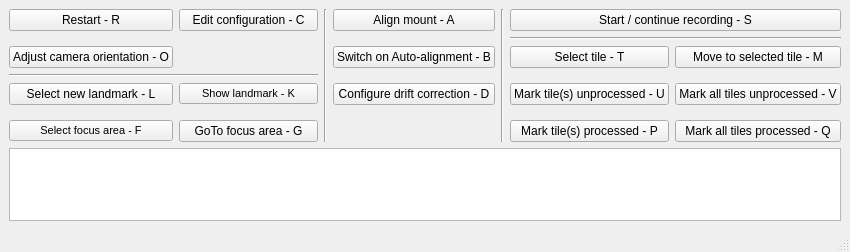
Above: Source/qtgui.ui from Rolf-Hempel/MoonPanoramaMaker before the change. Below: the same form after it.
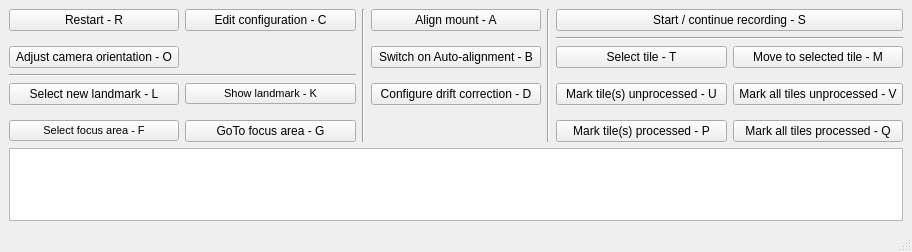
That is the form after the change.

Patch:
```diff
--- a/Source/qtgui.ui
+++ b/Source/qtgui.ui
@@ -6,7 +6,7 @@
    <rect>
     <x>0</x>
     <y>0</y>
-    <width>850</width>
+    <width>912</width>
     <height>252</height>
    </rect>
   </property>
```
